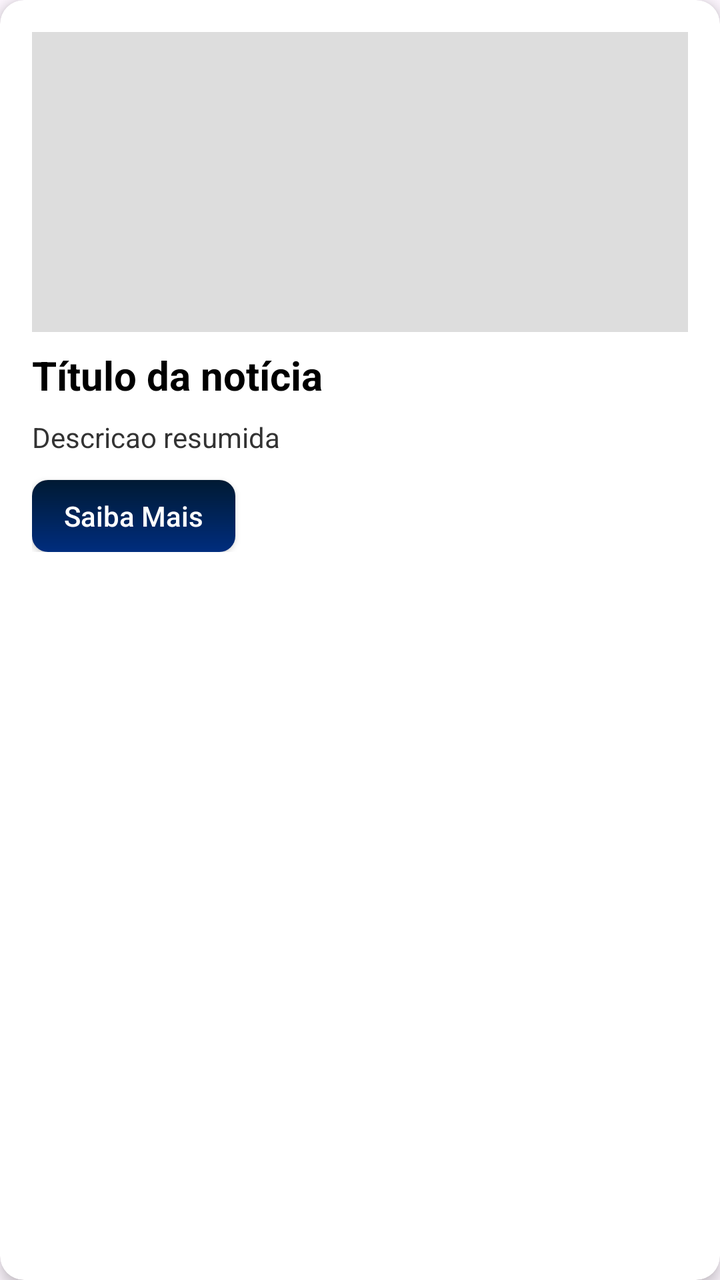
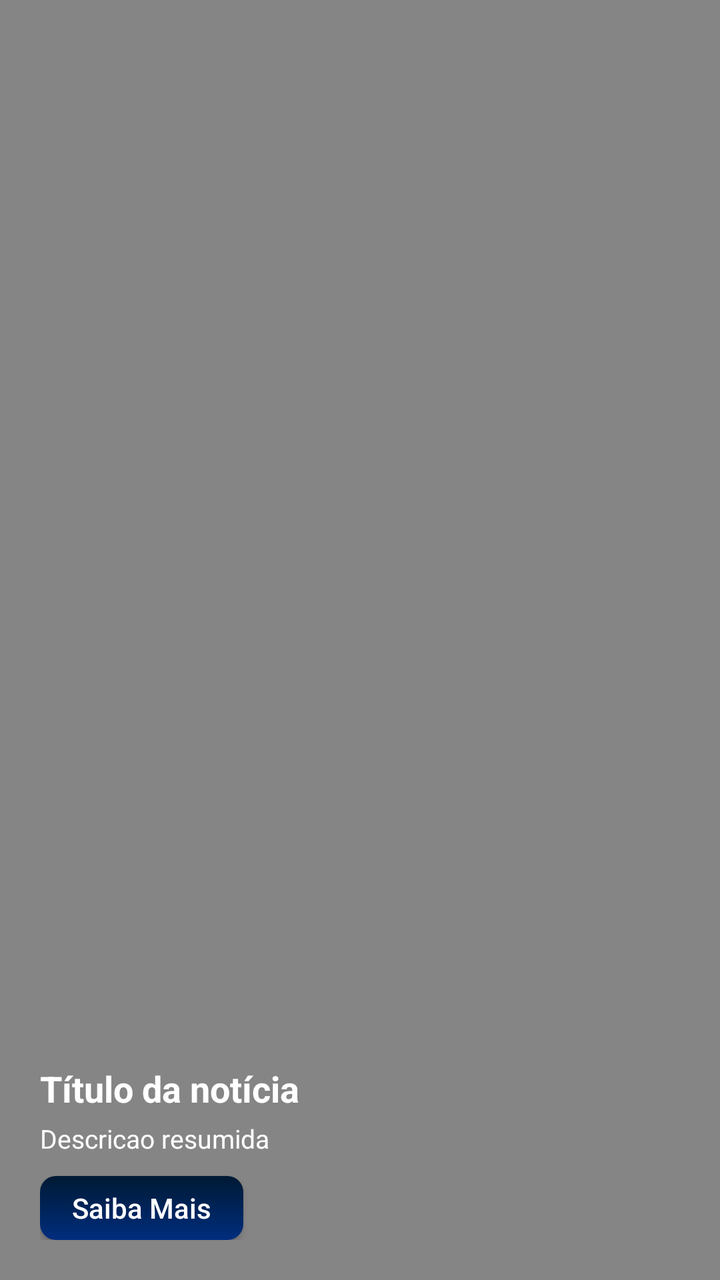

Screens rendered from an Android XML layout before and after an edit, with the pre-edit source and the edit as a unified diff.
<!-- AndroidManifest.xml: application theme Theme.Bibliotecaapp -->
<!-- res/layout/item_noticia.xml -->
<?xml version="1.0" encoding="utf-8"?>
<androidx.cardview.widget.CardView xmlns:android="http://schemas.android.com/apk/res/android"
    xmlns:app="http://schemas.android.com/apk/res-auto"
    android:layout_width="match_parent"
    android:layout_height="wrap_content"
    android:layout_margin="16dp"
    app:cardCornerRadius="12dp"
    app:cardElevation="4dp">

    <LinearLayout
        android:layout_width="match_parent"
        android:layout_height="wrap_content"
        android:orientation="vertical"
        android:padding="16dp">

        <ImageView
            android:id="@+id/imgNoticia"
            android:layout_width="match_parent"
            android:layout_height="150dp"
            android:scaleType="centerCrop"
            android:background="#DDDDDD"
            android:layout_marginBottom="8dp" />

        <TextView
            android:id="@+id/txtTituloNoticia"
            android:layout_width="match_parent"
            android:layout_height="wrap_content"
            android:text="Título da notícia"
            android:textColor="#000000"
            android:textSize="20sp"
            android:textStyle="bold" />

        <TextView
            android:id="@+id/txtDescricaoNoticia"
            android:layout_width="match_parent"
            android:layout_height="wrap_content"
            android:layout_marginTop="8dp"
            android:text="Descricao resumida"
            android:textColor="#333333"
            android:textSize="14sp" />

        <androidx.appcompat.widget.AppCompatButton
            android:id="@+id/btnSaibaMais"
            android:layout_width="wrap_content"
            android:layout_height="wrap_content"
            android:layout_marginTop="12dp"
            android:background="@drawable/background_botao_noticia"
            android:paddingStart="16dp"
            android:paddingEnd="16dp"
            android:text="Saiba Mais"
            android:textAllCaps="false"
            android:textColor="#FFFFFF"
            android:minHeight="36dp" />

    </LinearLayout>
</androidx.cardview.widget.CardView>
<!-- resources referenced by this layout -->
<resources>
  <!-- drawable background_botao_noticia (drawable) -->
  <?xml version="1.0" encoding="utf-8"?>
  <shape xmlns:android="http://schemas.android.com/apk/res/android">
      <gradient
          android:type="linear"
          android:angle="270"
          android:startColor="#001A33"
          android:endColor="#002D7E" />
      <corners android:radius="8dp" />
  </shape>
  <style name="Theme.Bibliotecaapp" parent="Base.Theme.Bibliotecaapp" />
  <style name="Base.Theme.Bibliotecaapp" parent="Theme.Material3.DayNight.NoActionBar">
          
          
      </style>
</resources>

<!-- the commit's change to res/layout/item_noticia.xml (unified diff, before → after) -->
@@ -1,56 +1,60 @@
 <?xml version="1.0" encoding="utf-8"?>
-<androidx.cardview.widget.CardView xmlns:android="http://schemas.android.com/apk/res/android"
-    xmlns:app="http://schemas.android.com/apk/res-auto"
+<FrameLayout xmlns:android="http://schemas.android.com/apk/res/android"
     android:layout_width="match_parent"
-    android:layout_height="wrap_content"
-    android:layout_margin="16dp"
-    app:cardCornerRadius="12dp"
-    app:cardElevation="4dp">
+    android:layout_height="200dp">
+
+    <ImageView
+        android:id="@+id/imgNoticia"
+        android:layout_width="match_parent"
+        android:layout_height="match_parent"
+        android:scaleType="centerCrop"
+        android:background="#DDDDDD" />
+
+    
+    <View
+        android:layout_width="match_parent"
+        android:layout_height="match_parent"
+        android:background="#66000000" />
 
     <LinearLayout
         android:layout_width="match_parent"
         android:layout_height="wrap_content"
+        android:layout_gravity="bottom"
         android:orientation="vertical"
-        android:padding="16dp">
-
-        <ImageView
-            android:id="@+id/imgNoticia"
-            android:layout_width="match_parent"
-            android:layout_height="150dp"
-            android:scaleType="centerCrop"
-            android:background="#DDDDDD"
-            android:layout_marginBottom="8dp" />
+        android:padding="20dp">
 
         <TextView
             android:id="@+id/txtTituloNoticia"
             android:layout_width="match_parent"
             android:layout_height="wrap_content"
             android:text="Título da notícia"
-            android:textColor="#000000"
-            android:textSize="20sp"
+            android:textColor="#FFFFFF"
+            android:textSize="18sp"
             android:textStyle="bold" />
 
         <TextView
             android:id="@+id/txtDescricaoNoticia"
             android:layout_width="match_parent"
             android:layout_height="wrap_content"
-            android:layout_marginTop="8dp"
+            android:layout_marginTop="4dp"
             android:text="Descricao resumida"
-            android:textColor="#333333"
-            android:textSize="14sp" />
+            android:textColor="#FFFFFF"
+            android:textSize="13sp"
+            android:maxLines="2"
+            android:ellipsize="end" />
 
         <androidx.appcompat.widget.AppCompatButton
             android:id="@+id/btnSaibaMais"
             android:layout_width="wrap_content"
             android:layout_height="wrap_content"
-            android:layout_marginTop="12dp"
+            android:layout_marginTop="10dp"
             android:background="@drawable/background_botao_noticia"
             android:paddingStart="16dp"
             android:paddingEnd="16dp"
             android:text="Saiba Mais"
             android:textAllCaps="false"
             android:textColor="#FFFFFF"
-            android:minHeight="36dp" />
+            android:minHeight="32dp" />
 
     </LinearLayout>
-</androidx.cardview.widget.CardView>
+</FrameLayout>
